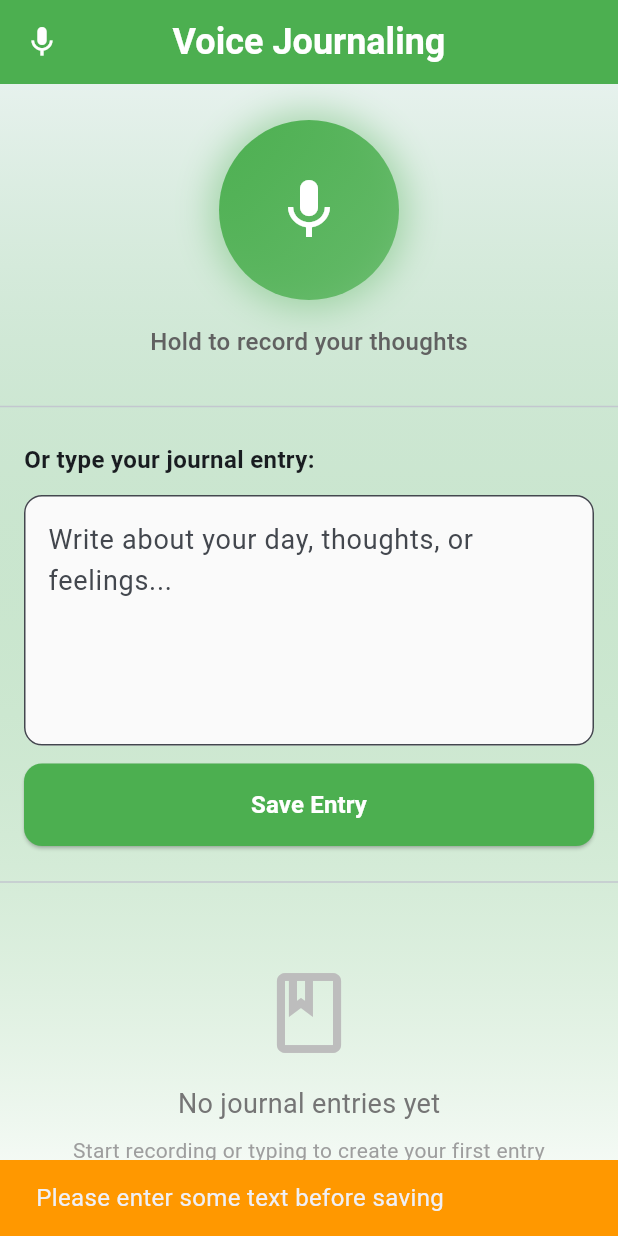
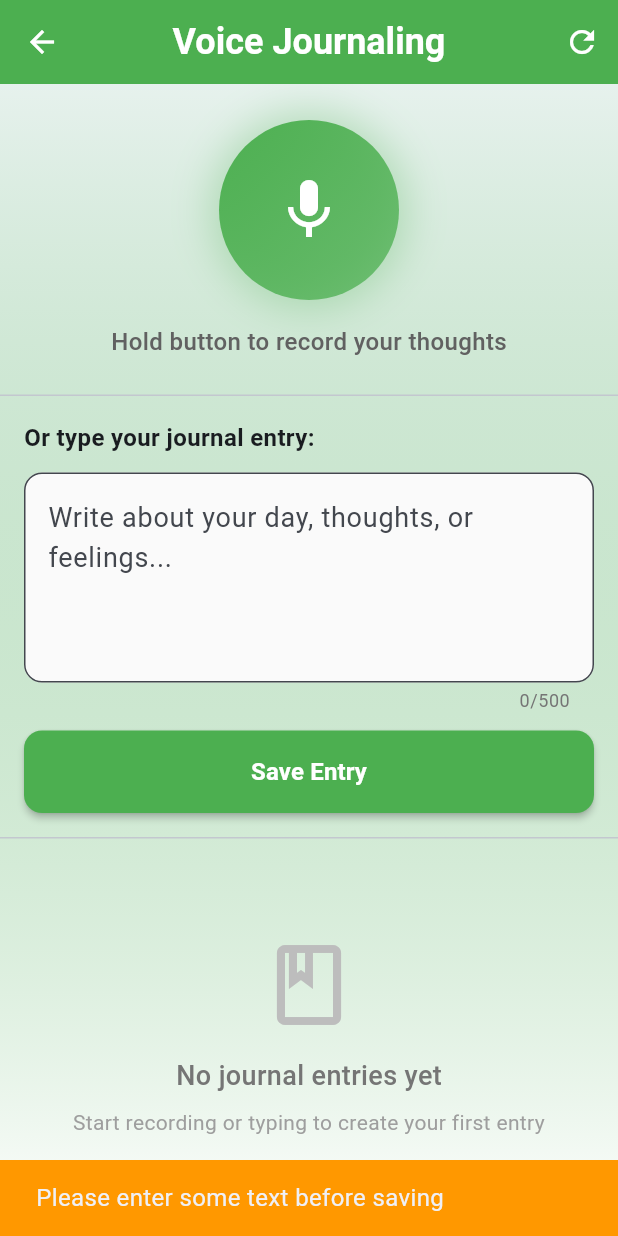
Before and after one commit to SayumiNelithma/Caregiving-and-Monitoring-System, a Flutter app: the VoiceChatbotPage screen opened directly with empty values, after a tap on "Save Entry", on a phone screen of 412 x 824 dp. Run offline on Flutter 3.47's test engine with Material 3 defaults, Android fonts, the light colour scheme and no system bars; our stand-ins replace cloud_firestore, firebase_auth, firebase_core; accounts and stored records are empty.

Commit message:
Update chatbot page with improvements

```diff
--- a/lib/pages/elder/voice_chatbot_page.dart
+++ b/lib/pages/elder/voice_chatbot_page.dart
@@ -13,23 +13,32 @@ class VoiceChatbotPage extends StatefulWidget {
   State<VoiceChatbotPage> createState() => _VoiceChatbotPageState();
 }
 
-class _VoiceChatbotPageState extends State<VoiceChatbotPage> {
+class _VoiceChatbotPageState extends State<VoiceChatbotPage>
+    with TickerProviderStateMixin {
   final TextEditingController _textController = TextEditingController();
   final JournalService _journalService = JournalService();
   final List<JournalEntry> _journalEntries = [];
+
   bool _isListening = false;
   bool _isRecording = false;
   bool _isLoading = true;
 
+  late AnimationController _recordingAnimationController;
+
   @override
   void initState() {
     super.initState();
+    _recordingAnimationController = AnimationController(
+      duration: const Duration(milliseconds: 600),
+      vsync: this,
+    )..repeat();
     _loadJournalEntries();
   }
 
   @override
   void dispose() {
     _textController.dispose();
+    _recordingAnimationController.dispose();
     super.dispose();
   }
 
@@ -40,16 +49,18 @@ class _VoiceChatbotPageState extends State<VoiceChatbotPage> {
 
     try {
       final entries = await _journalService.getJournalEntries(widget.user.uid);
+      if (mounted) {
         setState(() {
           _journalEntries.clear();
           _journalEntries.addAll(entries);
           _isLoading = false;
         });
+      }
     } catch (e) {
+      if (mounted) {
         setState(() {
           _isLoading = false;
         });
-      if (mounted) {
         ScaffoldMessenger.of(context).showSnackBar(
           SnackBar(
             content: Text('Error loading journal entries: $e'),
@@ -65,13 +76,15 @@ class _VoiceChatbotPageState extends State<VoiceChatbotPage> {
       _isListening = true;
       _isRecording = true;
     });
+    _recordingAnimationController.forward();
 
     // Simulate voice recognition
-    Future.delayed(const Duration(seconds: 2), () {
-      if (mounted) {
+    Future.delayed(const Duration(seconds: 3), () {
+      if (mounted && _isRecording) {
+        _stopListening();
         setState(() {
-          _isRecording = false;
-          _textController.text = 'Today was a good day. I went for a walk in the park and felt peaceful.';
+          _textController.text =
+              'Today was a good day. I went for a walk in the park and felt peaceful.';
         });
       }
     });
@@ -82,6 +95,8 @@ class _VoiceChatbotPageState extends State<VoiceChatbotPage> {
       _isListening = false;
       _isRecording = false;
     });
+    _recordingAnimationController.stop();
+    _recordingAnimationController.reset();
   }
 
   Future<void> _saveJournalEntry() async {
@@ -91,6 +106,7 @@ class _VoiceChatbotPageState extends State<VoiceChatbotPage> {
         const SnackBar(
           content: Text('Please enter some text before saving'),
           backgroundColor: Colors.orange,
+          duration: Duration(seconds: 2),
         ),
       );
       return;
@@ -114,28 +130,56 @@ class _VoiceChatbotPageState extends State<VoiceChatbotPage> {
       await _journalService.saveJournalEntry(entry);
 
       // Update local list
+      if (mounted) {
         setState(() {
           _journalEntries.insert(0, entry);
           _textController.clear();
           _isLoading = false;
         });
 
-      if (mounted) {
         ScaffoldMessenger.of(context).showSnackBar(
           const SnackBar(
             content: Text('Journal entry saved successfully'),
             backgroundColor: Colors.green,
+            duration: Duration(seconds: 2),
           ),
         );
       }
     } catch (e) {
+      if (mounted) {
         setState(() {
           _isLoading = false;
         });
+        ScaffoldMessenger.of(context).showSnackBar(
+          SnackBar(
+            content: Text('Error saving journal entry: $e'),
+            backgroundColor: Colors.red,
+          ),
+        );
+      }
+    }
+  }
+
+  Future<void> _deleteJournalEntry(String entryId, int index) async {
+    try {
+      await _journalService.deleteJournalEntry(entryId);
+      if (mounted) {
+        setState(() {
+          _journalEntries.removeAt(index);
+        });
+        ScaffoldMessenger.of(context).showSnackBar(
+          const SnackBar(
+            content: Text('Journal entry deleted'),
+            backgroundColor: Colors.blue,
+            duration: Duration(seconds: 2),
+          ),
+        );
+      }
+    } catch (e) {
       if (mounted) {
         ScaffoldMessenger.of(context).showSnackBar(
           SnackBar(
-            content: Text('Error saving journal entry: $e'),
+            content: Text('Error deleting entry: $e'),
             backgroundColor: Colors.red,
           ),
         );
@@ -158,10 +202,13 @@ class _VoiceChatbotPageState extends State<VoiceChatbotPage> {
         elevation: 0,
         backgroundColor: const Color(0xFF4CAF50),
         foregroundColor: Colors.white,
-        leading: IconButton(
-          icon: const Icon(Icons.mic),
-          onPressed: () {},
+        actions: [
+          IconButton(
+            icon: const Icon(Icons.refresh),
+            onPressed: _loadJournalEntries,
+            tooltip: 'Refresh entries',
           ),
+        ],
       ),
       body: Container(
         decoration: BoxDecoration(
@@ -187,7 +234,10 @@ class _VoiceChatbotPageState extends State<VoiceChatbotPage> {
                       onTapDown: (_) => _startListening(),
                       onTapUp: (_) => _stopListening(),
                       onTapCancel: () => _stopListening(),
-                      child: Container(
+                      child: AnimatedBuilder(
+                        animation: _recordingAnimationController,
+                        builder: (context, child) {
+                          return Container(
                             width: 120,
                             height: 120,
                             decoration: BoxDecoration(
@@ -197,15 +247,27 @@ class _VoiceChatbotPageState extends State<VoiceChatbotPage> {
                                 end: Alignment.bottomRight,
                                 colors: _isRecording
                                     ? [Colors.red, Colors.red.shade700]
-                                : [const Color(0xFF4CAF50), const Color(0xFF4CAF50).withOpacity(0.7)],
+                                    : [
+                                        const Color(0xFF4CAF50),
+                                        const Color(0xFF4CAF50).withOpacity(0.7),
+                                      ],
                               ),
                               boxShadow: [
                                 BoxShadow(
-                              color: (_isRecording ? Colors.red : const Color(0xFF4CAF50))
-                                  .withOpacity(0.4),
-                              blurRadius: 20,
-                              spreadRadius: _isRecording ? 10 : 5,
-                            ),
+                                  color: (_isRecording
+                                          ? Colors.red
+                                          : const Color(0xFF4CAF50))
+                                      .withOpacity(
+                                          0.2 +
+                                          (_recordingAnimationController.value *
+                                              0.4)),
+                                  blurRadius:
+                                      20 +
+                                      (_recordingAnimationController.value * 10),
+                                  spreadRadius: _isRecording
+                                      ? 10 + (_recordingAnimationController.value * 5)
+                                      : 5,
+                                )
                               ],
                             ),
                             child: Icon(
@@ -213,15 +275,17 @@ class _VoiceChatbotPageState extends State<VoiceChatbotPage> {
                               size: 48,
                               color: Colors.white,
                             ),
+                          );
+                        },
                       ),
                     ),
                     const SizedBox(height: 16),
                     Text(
                       _isRecording
-                          ? 'Recording... Tap to stop'
+                          ? 'Recording... Release to stop'
                           : _isListening
-                              ? 'Processing...'
-                              : 'Hold to record your thoughts',
+                              ? 'Processing your voice...'
+                              : 'Hold button to record your thoughts',
                       style: TextStyle(
                         fontSize: 16,
                         color: Colors.grey[700],
@@ -234,26 +298,27 @@ class _VoiceChatbotPageState extends State<VoiceChatbotPage> {
                         child: Row(
                           mainAxisAlignment: MainAxisAlignment.center,
                           children: List.generate(3, (index) {
-                            return TweenAnimationBuilder<double>(
-                              tween: Tween(begin: 0.0, end: 1.0),
-                              duration: const Duration(milliseconds: 500),
-                              curve: Curves.easeInOut,
-                              builder: (context, value, child) {
+                            return Padding(
+                              padding:
+                                  const EdgeInsets.symmetric(horizontal: 4),
+                              child: AnimatedBuilder(
+                                animation: _recordingAnimationController,
+                                builder: (context, child) {
+                                  final animValue =
+                                      (_recordingAnimationController.value +
+                                              (index * 0.33)) %
+                                          1.0;
                                   return Container(
-                                  margin: const EdgeInsets.symmetric(horizontal: 4),
                                     width: 8,
-                                  height: 40 * (0.5 + (value + index * 0.3) % 1.0 * 0.5),
+                                    height: 20 +
+                                        (animValue * 20),
                                     decoration: BoxDecoration(
                                       color: Colors.red,
                                       borderRadius: BorderRadius.circular(4),
                                     ),
                                   );
                                 },
-                              onEnd: () {
-                                if (mounted && _isRecording) {
-                                  setState(() {});
-                                }
-                              },
+                              ),
                             );
                           }),
                         ),
@@ -261,7 +326,7 @@ class _VoiceChatbotPageState extends State<VoiceChatbotPage> {
                   ],
                 ),
               ),
-              const Divider(),
+              const Divider(height: 1),
               // Text input section
               Padding(
                 padding: const EdgeInsets.all(16),
@@ -278,14 +343,30 @@ class _VoiceChatbotPageState extends State<VoiceChatbotPage> {
                     const SizedBox(height: 12),
                     TextField(
                       controller: _textController,
-                      maxLines: 5,
+                      maxLines: 4,
+                      maxLength: 500,
                       decoration: InputDecoration(
-                        hintText: 'Write about your day, thoughts, or feelings...',
+                        hintText:
+                            'Write about your day, thoughts, or feelings...',
                         border: OutlineInputBorder(
                           borderRadius: BorderRadius.circular(12),
+                          borderSide: const BorderSide(
+                            color: Color(0xFF4CAF50),
+                          ),
+                        ),
+                        focusedBorder: OutlineInputBorder(
+                          borderRadius: BorderRadius.circular(12),
+                          borderSide: const BorderSide(
+                            color: Color(0xFF4CAF50),
+                            width: 2,
+                          ),
                         ),
                         filled: true,
                         fillColor: Colors.grey[50],
+                        counterStyle: TextStyle(
+                          color: Colors.grey[600],
+                          fontSize: 12,
+                        ),
                       ),
                     ),
                     const SizedBox(height: 12),
@@ -300,6 +381,7 @@ class _VoiceChatbotPageState extends State<VoiceChatbotPage> {
                           shape: RoundedRectangleBorder(
                             borderRadius: BorderRadius.circular(12),
                           ),
+                          elevation: 2,
                         ),
                         child: const Text(
                           'Save Entry',
@@ -313,7 +395,7 @@ class _VoiceChatbotPageState extends State<VoiceChatbotPage> {
                   ],
                 ),
               ),
-              const Divider(),
+              const Divider(height: 1),
               // Journal entries list
               Expanded(
                 child: _isLoading
@@ -334,6 +416,7 @@ class _VoiceChatbotPageState extends State<VoiceChatbotPage> {
                                   style: TextStyle(
                                     fontSize: 18,
                                     color: Colors.grey[600],
+                                    fontWeight: FontWeight.w500,
                                   ),
                                 ),
                                 const SizedBox(height: 8),
@@ -352,7 +435,10 @@ class _VoiceChatbotPageState extends State<VoiceChatbotPage> {
                             padding: const EdgeInsets.all(16),
                             itemCount: _journalEntries.length,
                             itemBuilder: (context, index) {
-                              return _buildJournalEntry(_journalEntries[index]);
+                              return _buildJournalEntry(
+                                _journalEntries[index],
+                                index,
+                              );
                             },
                           ),
               ),
@@ -363,7 +449,7 @@ class _VoiceChatbotPageState extends State<VoiceChatbotPage> {
     );
   }
 
-  Widget _buildJournalEntry(JournalEntry entry) {
+  Widget _buildJournalEntry(JournalEntry entry, int index) {
     return Card(
       margin: const EdgeInsets.only(bottom: 12),
       elevation: 2,
@@ -380,6 +466,9 @@ class _VoiceChatbotPageState extends State<VoiceChatbotPage> {
         ),
         child: Column(
           crossAxisAlignment: CrossAxisAlignment.start,
+          children: [
+            Row(
+              mainAxisAlignment: MainAxisAlignment.spaceBetween,
               children: [
                 Row(
                   children: [
@@ -399,6 +488,34 @@ class _VoiceChatbotPageState extends State<VoiceChatbotPage> {
                     ),
                   ],
                 ),
+                PopupMenuButton<String>(
+                  onSelected: (value) {
+                    if (value == 'delete') {
+                      _showDeleteConfirmation(entry.id, index);
+                    }
+                  },
+                  itemBuilder: (BuildContext context) => [
+                    const PopupMenuItem<String>(
+                      value: 'delete',
+                      child: Row(
+                        children: [
+                          Icon(
+                            Icons.delete,
+                            color: Colors.red,
+                            size: 18,
+                          ),
+                          SizedBox(width: 8),
+                          Text(
+                            'Delete',
+                            style: TextStyle(color: Colors.red),
+                          ),
+                        ],
+                      ),
+                    ),
+                  ],
+                ),
+              ],
+            ),
             const SizedBox(height: 12),
             Text(
               entry.text,
@@ -406,10 +523,42 @@ class _VoiceChatbotPageState extends State<VoiceChatbotPage> {
                 fontSize: 16,
                 height: 1.5,
               ),
+              maxLines: 3,
+              overflow: TextOverflow.ellipsis,
             ),
           ],
         ),
       ),
+    );
+  }
+
+  void _showDeleteConfirmation(String entryId, int index) {
+    showDialog(
+      context: context,
+      builder: (BuildContext context) {
+        return AlertDialog(
+          title: const Text('Delete Entry?'),
+          content: const Text(
+            'Are you sure you want to delete this journal entry? This action cannot be undone.',
+          ),
+          actions: [
+            TextButton(
+              onPressed: () => Navigator.pop(context),
+              child: const Text('Cancel'),
+            ),
+            TextButton(
+              onPressed: () {
+                Navigator.pop(context);
+                _deleteJournalEntry(entryId, index);
+              },
+              child: const Text(
+                'Delete',
+                style: TextStyle(color: Colors.red),
+              ),
+            ),
+          ],
+        );
+      },
     );
   }
 
@@ -422,13 +571,13 @@ class _VoiceChatbotPageState extends State<VoiceChatbotPage> {
         if (difference.inMinutes == 0) {
           return 'Just now';
         }
-        return '${difference.inMinutes} minutes ago';
+        return '${difference.inMinutes}m ago';
       }
-      return '${difference.inHours} hours ago';
+      return '${difference.inHours}h ago';
     } else if (difference.inDays == 1) {
       return 'Yesterday';
     } else if (difference.inDays < 7) {
-      return '${difference.inDays} days ago';
+      return '${difference.inDays}d ago';
     } else {
       return '${dateTime.day}/${dateTime.month}/${dateTime.year}';
     }
```
Lines whose indentation alone changed are shown as unchanged.
